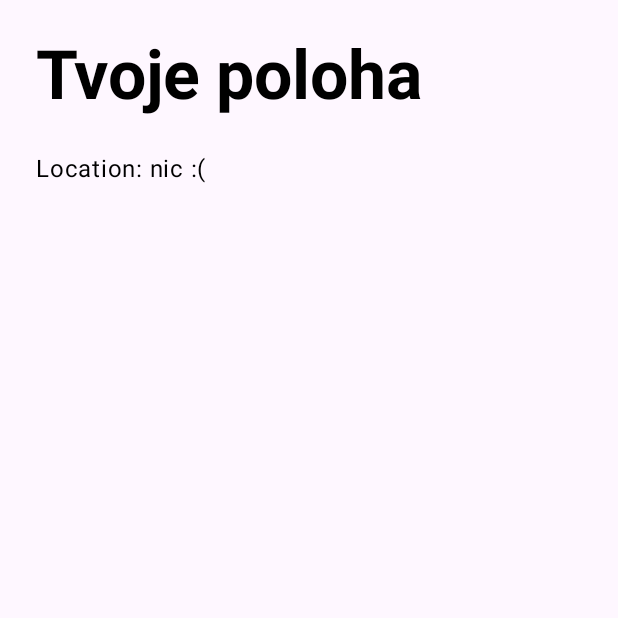
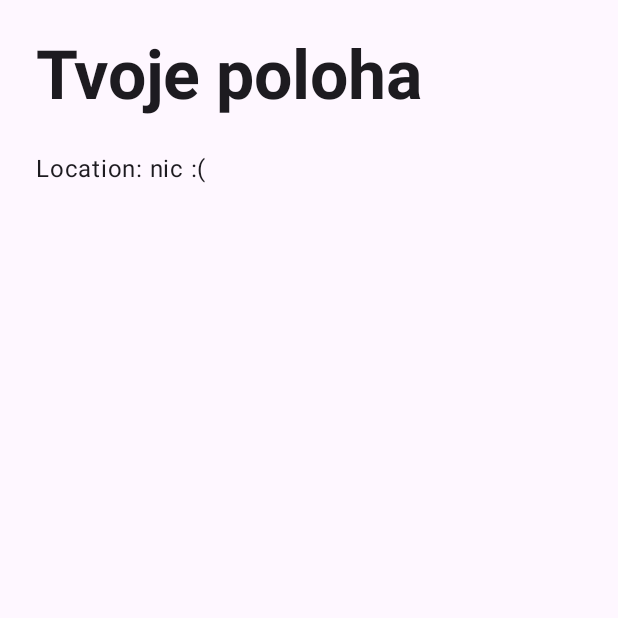
Before and after one commit to sikudova/MojeAppka, an Android app built with Jetpack Compose: the composable LocationScreen shown on its own in the app's theme, on a phone screen of 412 x 824 dp, the top half of it. Run offline under Robolectric (Android 15) with nearby library versions, the phone set to English and light mode, and no system bars; our stand-ins replace Dagger/Hilt's generated code, accompanist; Roboto replaces fonts that are not available here.

Commit message:
WIP: dark theme

```diff
--- a/app/src/main/java/com/example/mojeappka/presentation/bookmark/BookmarkScreen.kt
+++ b/app/src/main/java/com/example/mojeappka/presentation/bookmark/BookmarkScreen.kt
@@ -33,9 +33,6 @@ fun BookmarkScreen(
         Text(
             text = "Uložené články",
             style = MaterialTheme.typography.displayMedium.copy(fontWeight = FontWeight.Bold),
-            color = colorResource(
-                id = R.color.text_title
-            )
         )
 
         Spacer(modifier = Modifier.height(MediumPadding1))
--- a/app/src/main/java/com/example/mojeappka/presentation/common/ArticleCard.kt
+++ b/app/src/main/java/com/example/mojeappka/presentation/common/ArticleCard.kt
@@ -65,7 +65,7 @@ fun ArticleCard(
             Text(
                 text = article.title,
                 style = MaterialTheme.typography.bodyMedium.copy(),
-                color = colorResource(id = R.color.text_title),
+//                color = colorResource(id = R.color.text_title),
                 maxLines = 2,
                 overflow = TextOverflow.Ellipsis
             )
--- a/app/src/main/java/com/example/mojeappka/presentation/details/DetailsScreen.kt
+++ b/app/src/main/java/com/example/mojeappka/presentation/details/DetailsScreen.kt
@@ -86,9 +86,9 @@ fun DetailsScreen(
                 Text(
                     text = article.title,
                     style = MaterialTheme.typography.displaySmall,
-                    color = colorResource(
-                        id = R.color.text_title
-                    )
+//                    color = colorResource(
+//                        id = R.color.text_title
+//                    )
                 )
                 Text(
                     text = article.content,
--- a/app/src/main/java/com/example/mojeappka/presentation/location/LocationScreen.kt
+++ b/app/src/main/java/com/example/mojeappka/presentation/location/LocationScreen.kt
@@ -48,18 +48,12 @@ fun LocationScreen(navController: NavController) {
         Text(
             text = "Tvoje poloha",
             style = MaterialTheme.typography.displayMedium.copy(fontWeight = FontWeight.Bold),
-            color = colorResource(
-                id = R.color.text_title
-            )
         )
 
         Spacer(modifier = Modifier.height(Dimension.MediumPadding1))
 
         Text(
             text = "Location: nic :(",
-            color = colorResource(
-                id = R.color.text_title
-            )
         )
 
     }
--- a/app/src/main/java/com/example/mojeappka/presentation/onboarding/components/OnBoardingPage.kt
+++ b/app/src/main/java/com/example/mojeappka/presentation/onboarding/components/OnBoardingPage.kt
@@ -45,7 +45,7 @@ fun OnBoardingPage(
             text = page.title,
             modifier = Modifier.padding(horizontal = MediumPadding2),
             style = MaterialTheme.typography.displaySmall.copy(fontWeight = FontWeight.Bold),
-            color = colorResource(id = R.color.display_small)
+//            color = colorResource(id = R.color.display_small)
         )
         Text(
             text = page.description,
--- a/app/src/main/java/com/example/mojeappka/ui/theme/Color.kt
+++ b/app/src/main/java/com/example/mojeappka/ui/theme/Color.kt
@@ -6,7 +6,7 @@ val Purple80 = Color(0xFFD0BCFF)
 val PurpleGrey80 = Color(0xFFCCC2DC)
 val Pink80 = Color(0xFFEFB8C8)
 
-val Purple40 = Color(0xFFE91E63)
+val Pink = Color(0xFFE91E63)
 val PurpleGrey40 = Color(0xFF625b71)
 val Pink40 = Color(0xFF7D5260)
 
--- a/app/src/main/java/com/example/mojeappka/ui/theme/Theme.kt
+++ b/app/src/main/java/com/example/mojeappka/ui/theme/Theme.kt
@@ -4,7 +4,6 @@ import android.app.Activity
 import android.os.Build
 import androidx.compose.foundation.isSystemInDarkTheme
 import androidx.compose.material3.MaterialTheme
-import androidx.compose.material3.Typography
 import androidx.compose.material3.darkColorScheme
 import androidx.compose.material3.dynamicDarkColorScheme
 import androidx.compose.material3.dynamicLightColorScheme
@@ -17,13 +16,13 @@ import androidx.compose.ui.platform.LocalView
 import androidx.core.view.WindowCompat
 
 private val DarkColorScheme = darkColorScheme(
-        primary = Purple80,
+        primary = Pink,
         secondary = PurpleGrey80,
         tertiary = Pink80
 )
 
 private val LightColorScheme = lightColorScheme(
-        primary = Purple40,
+        primary = Pink,
         secondary = PurpleGrey40,
         tertiary = Pink40
 
```
